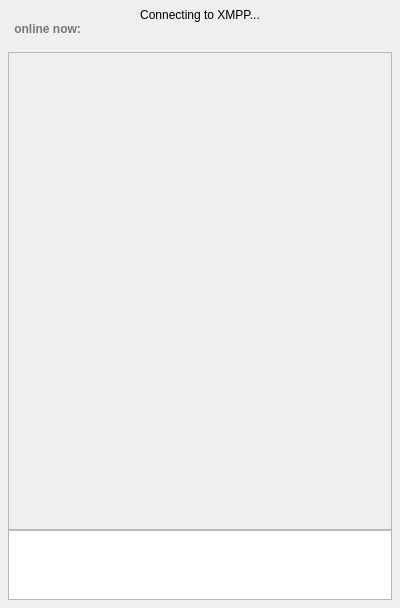
vircadia/vircadia-native-core, file interface/ui/chatWindow.ui: the form before one commit.
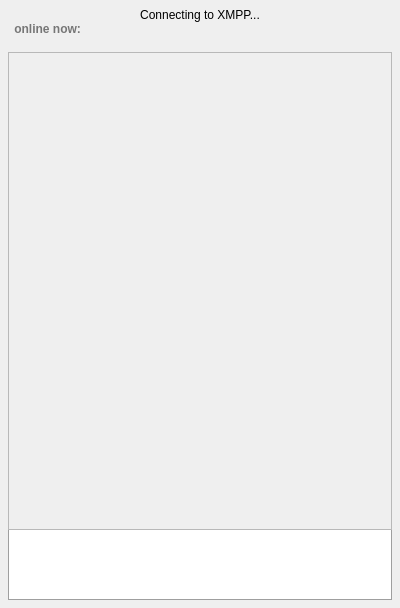
The form after the commit.

Commit message: Removed the double border between the sent messages and the entry.

What changed in the file:
```diff
--- a/interface/ui/chatWindow.ui
+++ b/interface/ui/chatWindow.ui
@@ -122,7 +122,10 @@
       </sizepolicy>
      </property>
      <property name="styleSheet">
-      <string notr="true">font-family: Helvetica, Arial, sans-serif;</string>
+      <string notr="true">border-color: palette(dark); border-style: solid;  border-left-width: 1px; border-right-width: 1px; border-bottom-width: 1px;</string>
+     </property>
+     <property name="frameShape">
+      <enum>QFrame::NoFrame</enum>
      </property>
      <property name="horizontalScrollBarPolicy">
       <enum>Qt::ScrollBarAlwaysOff</enum>
```
Left out of the diff: 2 changed lines with no effect on the pictures. The commit also changes 1 other file.
